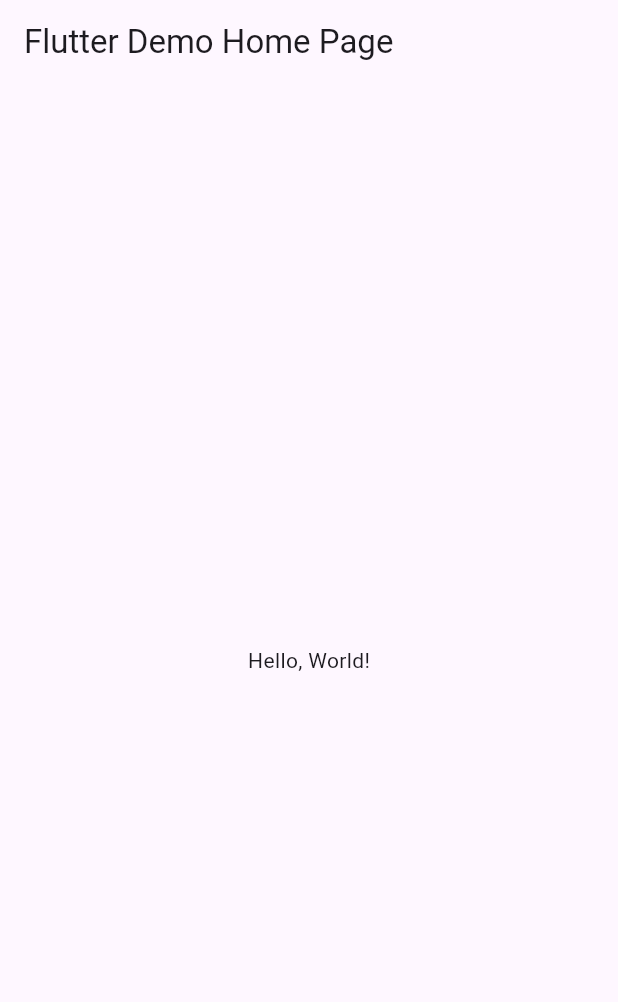
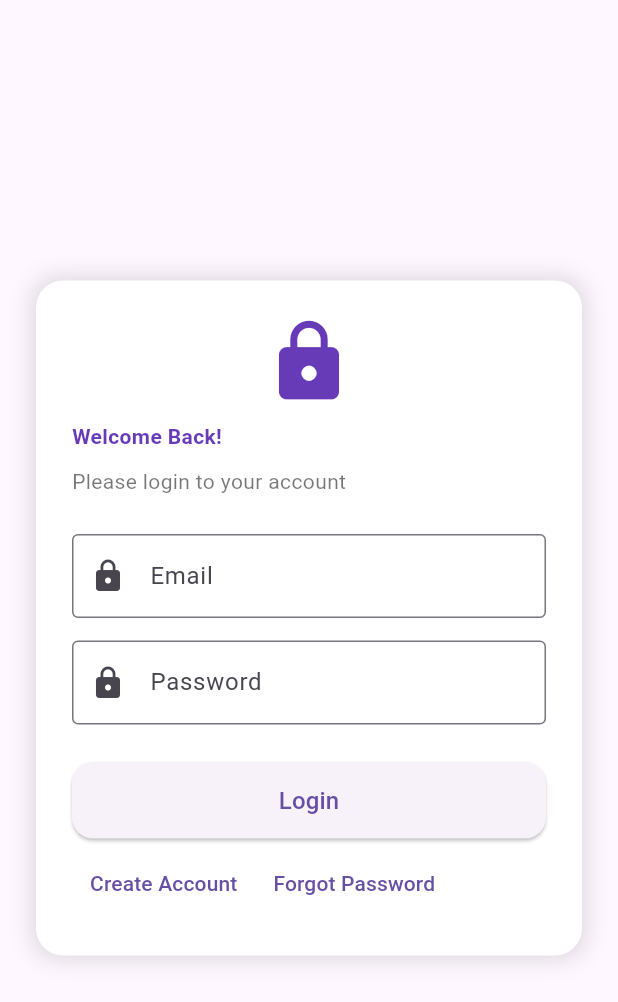
Before and after one commit to Chhorri-dev/Homework1_form, a Flutter app: the screen it shows after launch, on a phone screen of 412 x 824 dp. Shown: the top 1002 px of the screen. Run offline on Flutter 3.47's test engine with Material 3 defaults, Android fonts, the phone set to English and light mode, and no system bars; missing offline and left inert: dart:html.

Commit message:
new files

```diff
--- a/lib/main.dart
+++ b/lib/main.dart
@@ -1,43 +1,17 @@
 import 'package:flutter/material.dart';
+import 'views/login_view.dart';
+import 'views/register_view.dart';
 
-void main() => runApp(MyApp());
+void main() => runApp(const MyForm());
 
-class MyApp extends StatelessWidget {
-  const MyApp({super.key});
-  // This widget is the root of your application.
+class MyForm extends StatelessWidget {
+  const MyForm({super.key});
+
   @override
   Widget build(BuildContext context) {
-    return MaterialApp(
-      // Application name
-      title: 'Flutter Hello World',
-      // Application theme data, you can set the colors for the application as
-      // you want
-      theme: ThemeData(
-        // useMaterial3: false,
-        primarySwatch: Colors.blue,
-      ),
-      // A widget which will be started on application startup
-      home: MyHomePage(title: 'Flutter Demo Home Page'),
+    return const MaterialApp(
+      debugShowCheckedModeBanner: false,
+      home: LoginView(),
     );
   }
 }
-
-class MyHomePage extends StatelessWidget {
-  final String title;
-  const MyHomePage({super.key, required this.title});
-
-  @override
-  Widget build(BuildContext context) {
-    return Scaffold(
-      appBar: AppBar(
-        // The title text which will be shown on the action bar
-        title: Text(title),
-      ),
-      body: Center(
-        child: Text(
-          'Hello, World!',
-        ),
-      ),
-    );
-  }
-}
--- /dev/null
+++ b/lib/views/login_view.dart
@@ -0,0 +1,127 @@
+import 'dart:html';
+
+import 'package:flutter/material.dart';
+import 'package:stateless/views/forgot_password.dart';
+import 'package:stateless/views/register_view.dart';
+
+class LoginView extends StatelessWidget {
+  const LoginView({super.key});
+
+  @override
+  Widget build(BuildContext context) {
+    return Scaffold(
+      body: Center(
+        child: SingleChildScrollView(
+          padding: const EdgeInsets.all(24),
+          child: Container(
+            padding: EdgeInsets.all(24),
+            decoration: BoxDecoration(
+              color: Colors.white,
+              borderRadius: BorderRadius.circular(18),
+              boxShadow: [
+                BoxShadow(
+                    color: Colors.black12, blurRadius: 12, spreadRadius: 3)
+              ],
+            ),
+            child: Column(
+              crossAxisAlignment: CrossAxisAlignment.start,
+              children: [
+                Center(
+                  child: Icon(
+                    Icons.lock,
+                    size: 60,
+                    color: Colors.deepPurple,
+                  ),
+                ),
+                SizedBox(height: 10),
+                Text(
+                  "Welcome Back!",
+                  style: TextStyle(
+                      fontWeight: FontWeight.bold, color: Colors.deepPurple),
+                ),
+                SizedBox(
+                  height: 10,
+                ),
+                Text(
+                  "Please login to your account",
+                  style: TextStyle(fontSize: 14, color: Colors.black54),
+                ),
+                SizedBox(
+                  height: 25,
+                ),
+                // Email
+                TextField(
+                  decoration: InputDecoration(
+                    labelText: "Email",
+                    border: OutlineInputBorder(),
+                    prefixIcon: Icon(Icons.lock),
+                  ),
+                ),
+                SizedBox(
+                  height: 15,
+                ),
+                // Password
+                TextField(
+                  obscureText: true,
+                  decoration: InputDecoration(
+                    labelText: "Password",
+                    border: OutlineInputBorder(),
+                    prefixIcon: Icon(Icons.lock),
+                  ),
+                ),
+                SizedBox(
+                  height: 25,
+                ),
+                // Button
+                SizedBox(
+                  width: double.infinity,
+                  child: ElevatedButton(
+                    style: ElevatedButton.styleFrom(
+                      padding: EdgeInsets.symmetric(vertical: 14),
+                      shape: RoundedRectangleBorder(
+                        borderRadius: BorderRadius.circular(14),
+                      ),
+                    ),
+                    onPressed: () {},
+                    child: Text(
+                      "Login",
+                      style: TextStyle(fontSize: 16),
+                    ),
+                  ),
+                ),
+                SizedBox(
+                  height: 6,
+                ),
+                // create account & reset password
+                Center(
+                  child: Row(children: [
+                    TextButton(
+                      child: const Text("Create Account"),
+                      onPressed: () {
+                        Navigator.push(
+                            context,
+                            MaterialPageRoute<void>(
+                              builder: (context) => const RegisterView(),
+                            ));
+                      },
+                    ),
+                    TextButton(
+                      child: Text("Forgot Password"),
+                      onPressed: () {
+                        Navigator.push(
+                            context,
+                            MaterialPageRoute(
+                              builder: (context) => const ForgotPasswordView(),
+                            ));
+                      },
+                    )
+                  ]),
+                )
+              ],
+            ),
+          ),
+        ),
+      ),
+    );
+  }
+}
```
Also changed, not shown: lib/views/forgot_password.dart (added, +167 -0 lines), lib/views/register_view.dart (added, +150 -0 lines).
